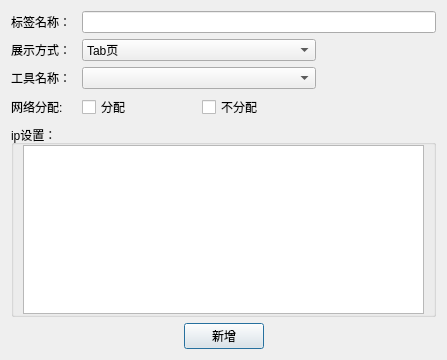
The window that digitalIntegration/AddToolDialog.ui (jiaqingguo/DI) describes before a commit, drawn with Qt 5.
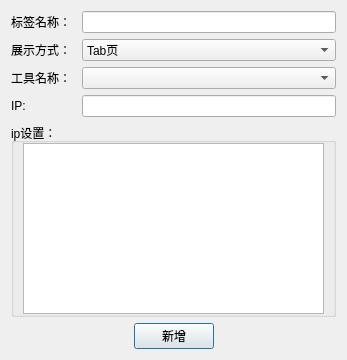
The same window after the commit.

The edit to the form file:
```diff
--- a/digitalIntegration/AddToolDialog.ui
+++ b/digitalIntegration/AddToolDialog.ui
@@ -6,7 +6,7 @@
    <rect>
     <x>0</x>
     <y>0</y>
-    <width>447</width>
+    <width>347</width>
     <height>360</height>
    </rect>
   </property>
@@ -72,7 +72,7 @@
         </size>
        </property>
        <property name="text">
-        <string>网络分配:</string>
+        <string>IP:</string>
        </property>
       </widget>
      </item>
@@ -83,10 +83,7 @@
        </property>
       </widget>
      </item>
-     <item row="2" column="1" colspan="2">
-      <widget class="QComboBox" name="comboBoxToolNames"/>
-     </item>
-     <item row="1" column="1" colspan="2">
+     <item row="1" column="1" colspan="3">
       <widget class="QComboBox" name="comboBoxDisplayMode">
        <item>
         <property name="text">
@@ -100,25 +97,11 @@
        </item>
       </widget>
      </item>
-     <item row="3" column="1">
-      <widget class="QCheckBox" name="allocationAllocation">
-       <property name="text">
-        <string>分配</string>
-       </property>
-       <attribute name="buttonGroup">
-        <string notr="true">buttonGroup</string>
-       </attribute>
-      </widget>
+     <item row="2" column="1" colspan="3">
+      <widget class="QComboBox" name="comboBoxToolNames"/>
      </item>
-     <item row="3" column="2">
-      <widget class="QCheckBox" name="checkBoxNoAllocate">
-       <property name="text">
-        <string>不分配</string>
-       </property>
-       <attribute name="buttonGroup">
-        <string notr="true">buttonGroup</string>
-       </attribute>
-      </widget>
+     <item row="3" column="1" colspan="3">
+      <widget class="QLineEdit" name="lineEditIP"/>
      </item>
     </layout>
    </item>
```
Left out of the diff: 3 changed lines with no effect on the pictures.
